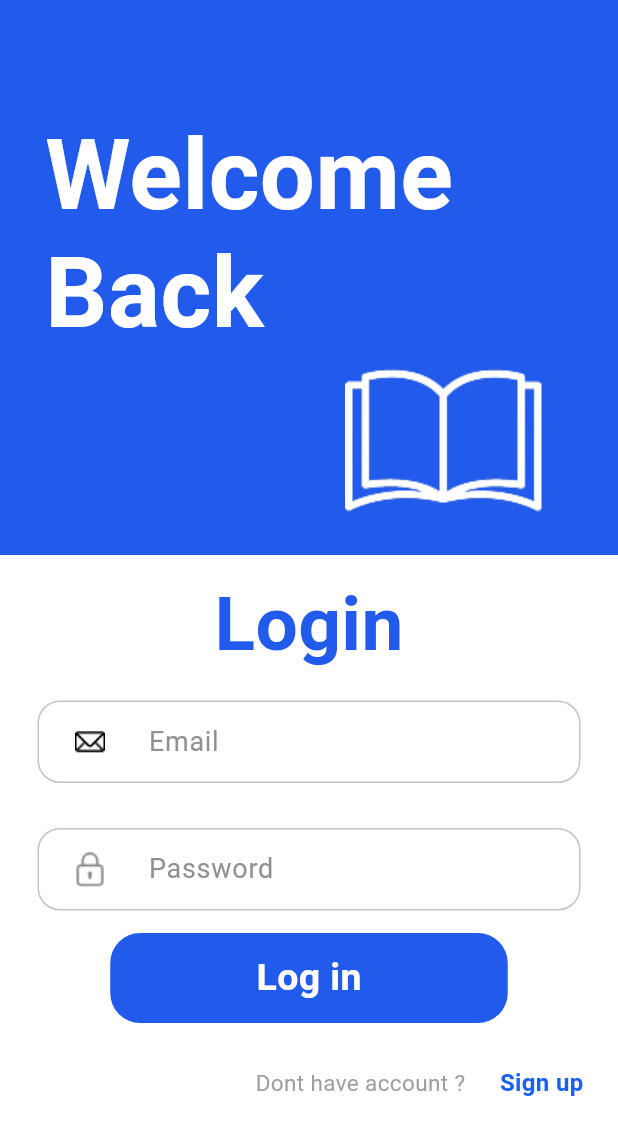
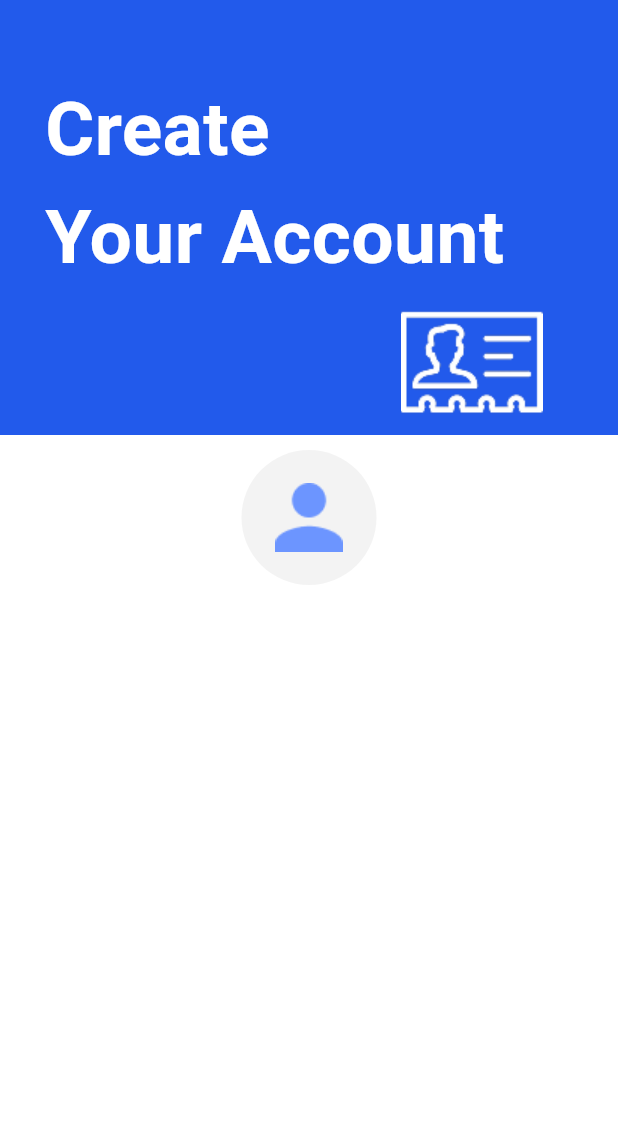
Before and after one commit to wijit1/ITDS283-TinyQ, a Flutter app: the screen it shows after launch, on a phone screen of 412 x 824 dp. Shown: the top 1135 px of the screen. Run offline on Flutter 3.47's test engine with Material 3 defaults, Android fonts, the phone set to English and light mode, and no system bars; our stand-ins replace flutter_screenutil, google_fonts.

Commit message:
Create a sign up screen

```diff
--- a/tinyq/lib/main.dart
+++ b/tinyq/lib/main.dart
@@ -1,8 +1,11 @@
 import 'package:flutter/material.dart';
 import 'package:flutter_screenutil/flutter_screenutil.dart';
 import 'package:google_fonts/google_fonts.dart';
+
+
 import 'package:tinyq/screen/get_started_screen.dart';
 import 'package:tinyq/screen/login_screen.dart';
+import 'package:tinyq/screen/signup_screen.dart';
 
 void main() {
   runApp(const MainApp());
@@ -15,7 +18,7 @@ class MainApp extends StatelessWidget {
   Widget build(BuildContext context) {
     return MaterialApp(
         debugShowCheckedModeBanner: false,
-        home: LoginScreen()
+        home: SignupScreen()
     );
   }
 }
--- /dev/null
+++ b/tinyq/lib/screen/signup_screen.dart
@@ -0,0 +1,181 @@
+import 'package:flutter/material.dart';
+
+class SignupScreen extends StatefulWidget {
+  const SignupScreen({super.key});
+
+  @override
+  State<SignupScreen> createState() => _SignupScreenState();
+}
+
+class _SignupScreenState extends State<SignupScreen> {
+  @override
+  Widget build(BuildContext context) {
+    return Scaffold(
+      backgroundColor: Colors.white,
+      body: Container(
+          child: Column(
+        children: [
+          Head(),
+          SizedBox(
+            height: 10,
+          ),
+          Center(
+            child: InkWell(
+              onTap: null,
+              child: CircleAvatar(
+                radius: 45,
+                backgroundColor: const Color.fromARGB(255, 243, 243, 243),
+                child: ClipOval(
+                  child: Image.asset(
+                    'assets/images/sign_up_human.png',
+                    width: double.infinity,
+                    height: 70,
+                  ),
+                ),
+              ),
+            ),
+          ),
+        ],
+      )),
+    );
+  }
+}
+
+Container Head() {
+  return Container(
+    color: Color(0xFF225AEB),
+    child: SizedBox(
+      width: double.infinity,
+      height: 290,
+      child: Column(
+        children: [
+          Padding(
+            padding: EdgeInsets.only(left: 30, top: 50),
+            child: Container(
+              alignment: Alignment.topLeft,
+              child: Text(
+                "Create",
+                style: TextStyle(
+                    color: Colors.white,
+                    fontSize: 50,
+                    fontWeight: FontWeight.bold),
+              ),
+            ),
+          ),
+          Padding(
+            padding: EdgeInsets.only(left: 30),
+            child: Container(
+              alignment: Alignment.topLeft,
+              child: Text(
+                "Your Account",
+                style: TextStyle(
+                    color: Colors.white,
+                    fontSize: 50,
+                    fontWeight: FontWeight.bold),
+              ),
+            ),
+          ),
+          Padding(
+            padding: EdgeInsets.only(right: 50),
+            child: Container(
+              alignment: Alignment.centerRight,
+              child: Image(
+                  fit: BoxFit.cover,
+                  image: AssetImage(
+                    "assets/images/sign_up_id_card.png",
+                  )),
+            ),
+          )
+        ],
+      ),
+    ),
+  );
+}
+
+Padding Have() {
+    return Padding(
+        padding: EdgeInsets.symmetric(horizontal: 15,vertical: 20),
+        child: Row(
+          mainAxisAlignment: MainAxisAlignment.end,
+          children: [
+            Text("Already have an account ?",
+            style: TextStyle(
+            fontSize: 15,
+            color: Colors.grey,
+          ),),
+            SizedBox(width: 15,),
+            GestureDetector(
+              onTap: null,
+              child: Padding(
+                padding: EdgeInsets.all(8.0),
+                child: Text("Login",
+                style: TextStyle(
+                fontSize: 16,
+                color: const Color.fromARGB(255, 23, 99, 240),
+                fontWeight: FontWeight.bold
+                            ),),
+              ),
+            ),
+          ],
+        ),
+      );
+  }
+
+
+
+  Padding Signup_Button() {
+    return Padding(
+          padding: EdgeInsets.symmetric(horizontal: 10),
+          child: InkWell(
+            onTap: null,
+            child: Container(
+              alignment: Alignment.center,
+              width: 265,
+              height: 60,
+              decoration: BoxDecoration(
+                color: Color(0xFF225AEB),
+                borderRadius: BorderRadius.circular(20)
+              ),
+              child: Text("Signup in",
+              style: TextStyle(
+                fontSize: 25,
+                color: Colors.white,
+                fontWeight: FontWeight.bold
+              ),),
+            ),
+          ),
+        );
+  }
+
+
+
+  Padding Textfield(TextEditingController controller, AssetImage icon, String type,FocusNode focusNode) {
+    return Padding(
+          padding: EdgeInsets.symmetric(horizontal: 25,vertical: 15),
+          child: Container(
+            height: 55,
+            decoration: BoxDecoration(
+                color: Colors.white, borderRadius: BorderRadius.circular(20)),
+            child: TextField(
+              style: TextStyle(fontSize: 18, color: Colors.black),
+              controller: controller,
+              focusNode: focusNode,
+              decoration: InputDecoration(
+                  hintText: type,
+                  hintStyle: TextStyle(color:  Color.fromARGB(255, 145, 144, 144)),
+                  prefixIcon: Image(
+                    width: 70,
+                    image: icon),
+                  contentPadding:
+                      EdgeInsets.symmetric(horizontal: 100, vertical: 15),
+                  enabledBorder: OutlineInputBorder(
+                      borderRadius: BorderRadius.circular(15),
+                      borderSide: BorderSide(color:  Color.fromARGB(255, 199, 193, 193), width: 1)),
+                  focusedBorder: OutlineInputBorder(
+                      borderRadius: BorderRadius.circular(15),
+                      borderSide:
+                          BorderSide(color: Colors.pinkAccent, width: 2))),
+            ),
+          ),
+        );
+  }
```
